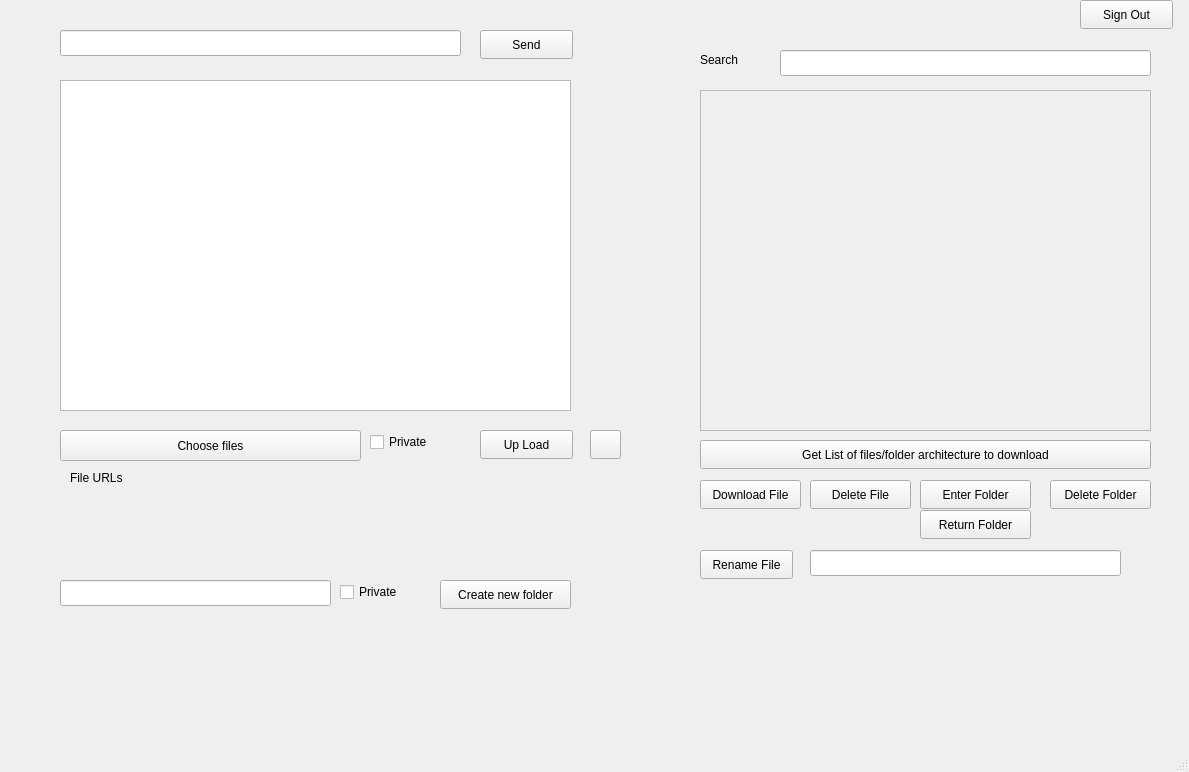
First picture: the form in Testing/mainwindow.ui, repository Lewis3579/NetWork, before the edit.
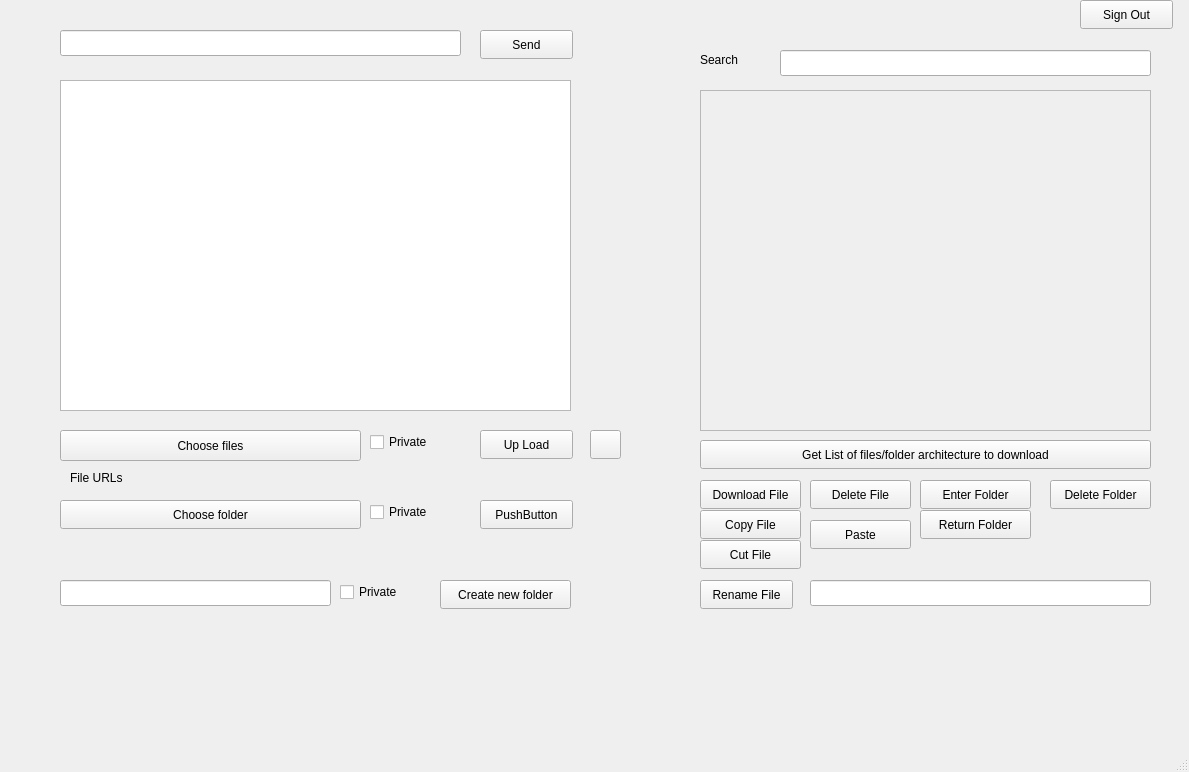
Second picture: the form after the edit.

Diff of the .ui file:
```diff
--- a/Testing/mainwindow.ui
+++ b/Testing/mainwindow.ui
@@ -263,7 +263,7 @@
     <property name="geometry">
      <rect>
       <x>700</x>
-      <y>550</y>
+      <y>580</y>
       <width>93</width>
       <height>29</height>
      </rect>
@@ -276,8 +276,8 @@
     <property name="geometry">
      <rect>
       <x>810</x>
-      <y>550</y>
-      <width>311</width>
+      <y>580</y>
+      <width>341</width>
       <height>26</height>
      </rect>
     </property>
@@ -308,6 +308,84 @@
      <string>Return Folder</string>
     </property>
    </widget>
+   <widget class="QPushButton" name="pushButton_14">
+    <property name="geometry">
+     <rect>
+      <x>700</x>
+      <y>510</y>
+      <width>101</width>
+      <height>29</height>
+     </rect>
+    </property>
+    <property name="text">
+     <string>Copy File</string>
+    </property>
+   </widget>
+   <widget class="QPushButton" name="pushButton_15">
+    <property name="geometry">
+     <rect>
+      <x>810</x>
+      <y>520</y>
+      <width>101</width>
+      <height>29</height>
+     </rect>
+    </property>
+    <property name="text">
+     <string>Paste</string>
+    </property>
+   </widget>
+   <widget class="QPushButton" name="pushButton_16">
+    <property name="geometry">
+     <rect>
+      <x>700</x>
+      <y>540</y>
+      <width>101</width>
+      <height>29</height>
+     </rect>
+    </property>
+    <property name="text">
+     <string>Cut File</string>
+    </property>
+   </widget>
+   <widget class="QPushButton" name="pushButton_17">
+    <property name="geometry">
+     <rect>
+      <x>60</x>
+      <y>500</y>
+      <width>301</width>
+      <height>29</height>
+     </rect>
+    </property>
+    <property name="text">
+     <string>Choose folder</string>
+    </property>
+   </widget>
+   <widget class="QCheckBox" name="checkBox_3">
+    <property name="geometry">
+     <rect>
+      <x>370</x>
+      <y>500</y>
+      <width>91</width>
+      <height>24</height>
+     </rect>
+    </property>
+    <property name="text">
+     <string>Private</string>
+    </property>
+   </widget>
+   <widget class="QPushButton" name="pushButton_18">
+    <property name="geometry">
+     <rect>
+      <x>480</x>
+      <y>500</y>
+      <width>93</width>
+      <height>29</height>
+     </rect>
+    </property>
+    <property name="text">
+     <string>PushButton</string>
+    </property>
+   </widget>
   </widget>
   <widget class="QMenuBar" name="menubar">
    <property name="geometry">
```
